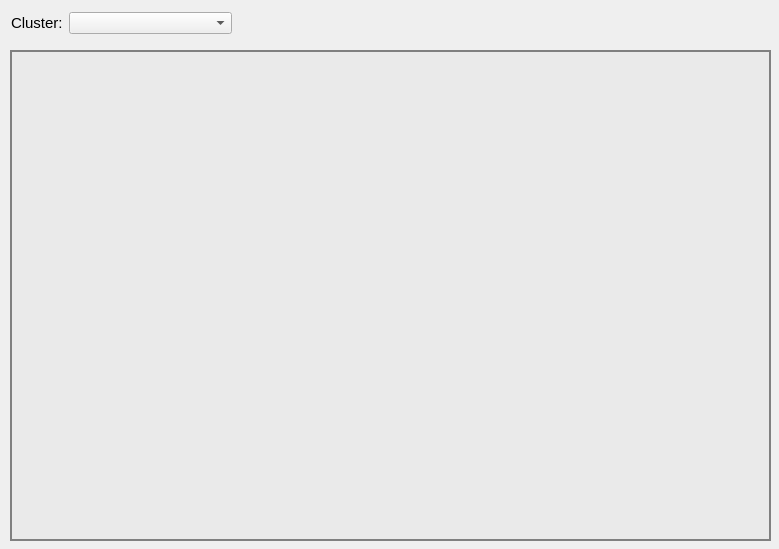
First picture: the form in twitter_analysis/core/gui/ui_files/widget_wordcloud_per_cluster.ui, repository atrevisan/EventAnalyser, before the edit.
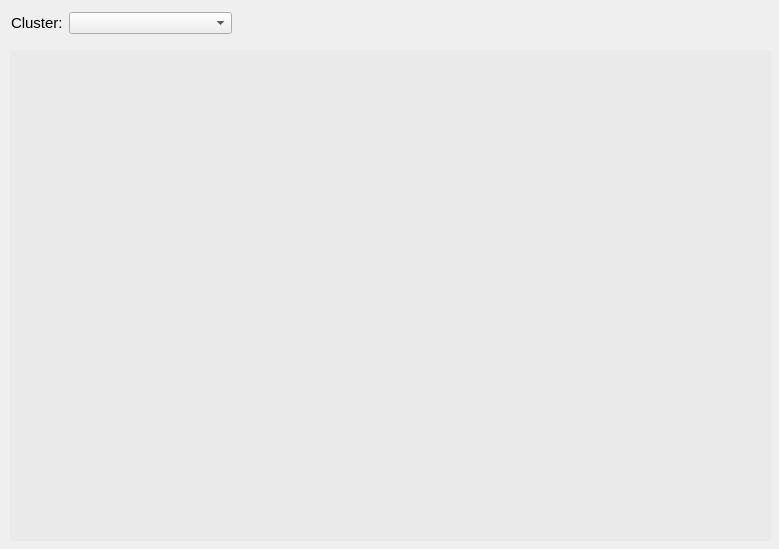
Second picture: the form after the edit.

```diff
--- a/twitter_analysis/core/gui/ui_files/widget_wordcloud_per_cluster.ui
+++ b/twitter_analysis/core/gui/ui_files/widget_wordcloud_per_cluster.ui
@@ -25,8 +25,7 @@
    <property name="styleSheet">
     <string notr="true">QLabel#label_wordcloud { 
 	background-color: rgb(234, 234, 234);
-     border: 2px solid gray; 
-  
+ 
  } </string>
    </property>
    <property name="text">
```
